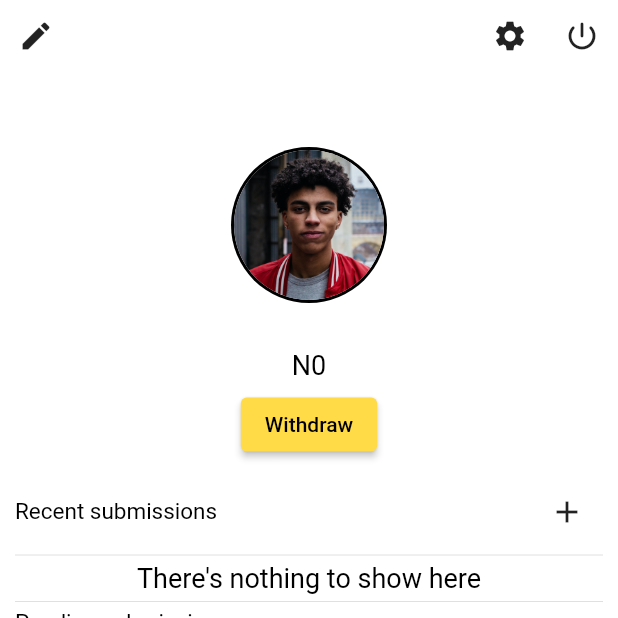
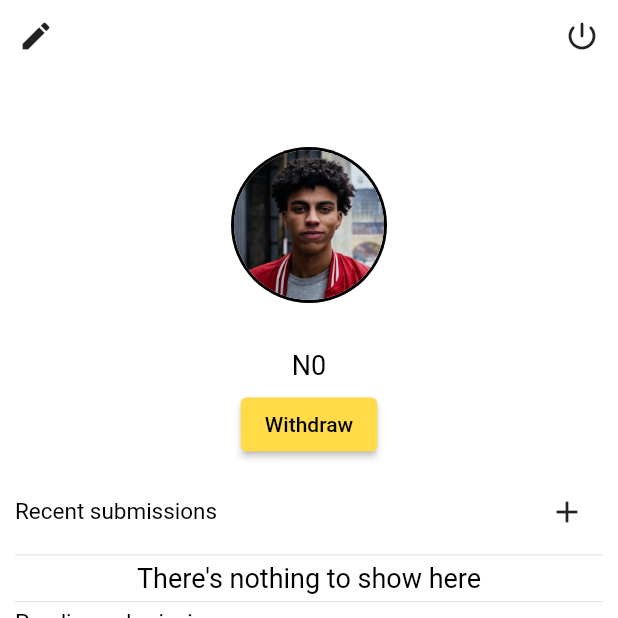
Before and after one commit to codemicah/plastiex, a Flutter app: the screen it shows once a user with an empty profile is signed in, item 3 of the bottom bar chosen, on a phone screen of 412 x 824 dp, the top half of it. Run offline on Flutter 3.47's test engine with Material 2 defaults, Android fonts, the phone set to English and light mode, and no system bars; our stand-ins replace cloud_firestore, firebase_auth, firebase_core; accounts and stored records are empty.

Commit message:
removed settings icon

```diff
--- a/lib/widgets/profile.dart
+++ b/lib/widgets/profile.dart
@@ -46,13 +46,13 @@ class Profile extends StatelessWidget {
                   ),
                   Row(
                     children: [
-                      IconButton(
-                        tooltip: 'settings',
-                        icon: Icon(
-                          Icons.settings,
-                        ),
-                        onPressed: () {},
-                      ),
+                      // IconButton(
+                      //   tooltip: 'settings',
+                      //   icon: Icon(
+                      //     Icons.settings,
+                      //   ),
+                      //   onPressed: () {},
+                      // ),
                       IconButton(
                         tooltip: 'sign out',
                         icon: Icon(Icons.power_settings_new_rounded),
```
